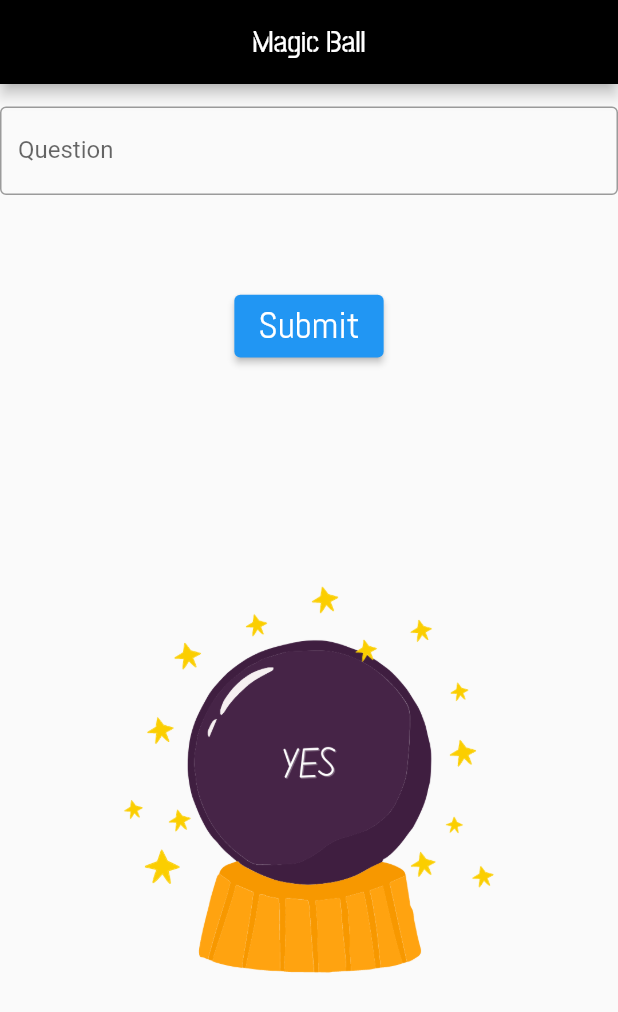
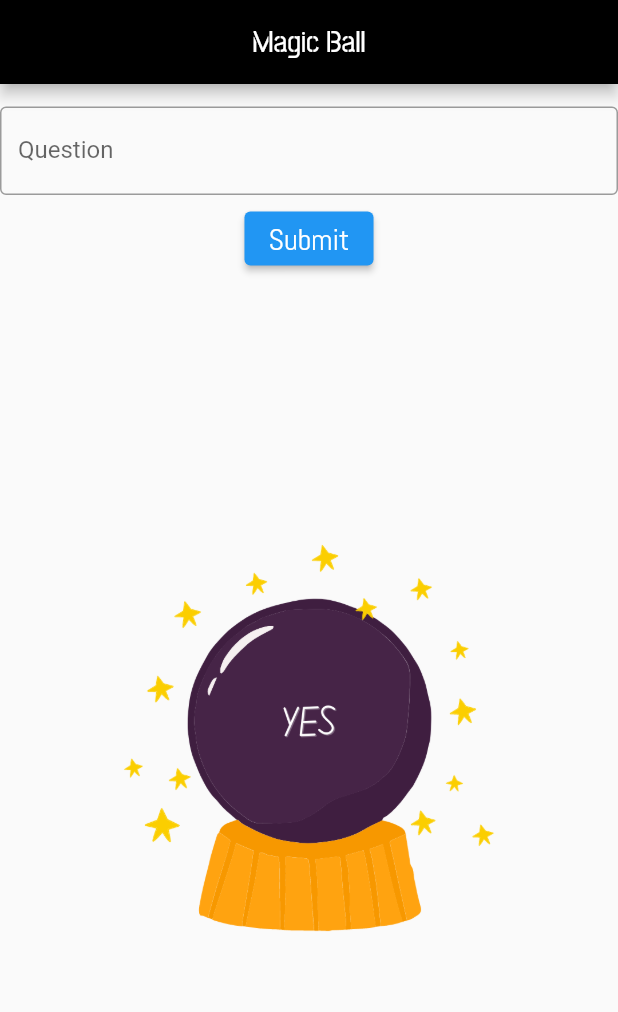
Before and after one commit to aselahemantha/magic_ball, a Flutter app: the screen it shows after launch, after a tap on "Submit", on a phone screen of 412 x 824 dp. Shown: the top 1012 px of the screen. Run offline on Flutter 3.47's test engine with Material 2 defaults, Android fonts, the phone set to English and light mode, and no system bars.

```diff
--- a/lib/main.dart
+++ b/lib/main.dart
@@ -30,14 +30,12 @@ class changeBall extends StatefulWidget {
 class _changeBallState extends State<changeBall> {
 
   int ballNum = 0;
-
   final fieldText = TextEditingController();
 
 
   void Ball(){
     print('Button Pressed');
     ballNum = Random().nextInt(5) + 1;
-    fieldText.clear();
   }
 
   void clearText() {
@@ -51,24 +49,26 @@ class _changeBallState extends State<changeBall> {
         const SizedBox(
           height: 15.0,
         ),
-        const Expanded(
-          flex: 3,
+        Container(
           child: TextField(
             decoration: InputDecoration(
               border: OutlineInputBorder(),
               labelText: 'Question',
               hintText: 'Enter Your Question Here',
             ),
+            controller: fieldText,
           ),
         ),
-        Expanded(
-          flex: 1,
+        const SizedBox(
+          height: 5.0,
+        ),
+        Container(
             child: ElevatedButton(
               child: const Text(
                 'Submit',
                 style: TextStyle(
                   fontFamily: 'Abel',
-                  fontSize: 25.0,
+                  fontSize: 20.0,
                 ),
               ),
               onPressed: (){
@@ -79,7 +79,7 @@ class _changeBallState extends State<changeBall> {
               },
             ),),
         Expanded(
-          flex: 14,
+          flex: 1,
           child: Image.asset('images/Ball$ballNum.png'),),
       ],
     );
```
Also changed, not shown: 6 other files.
